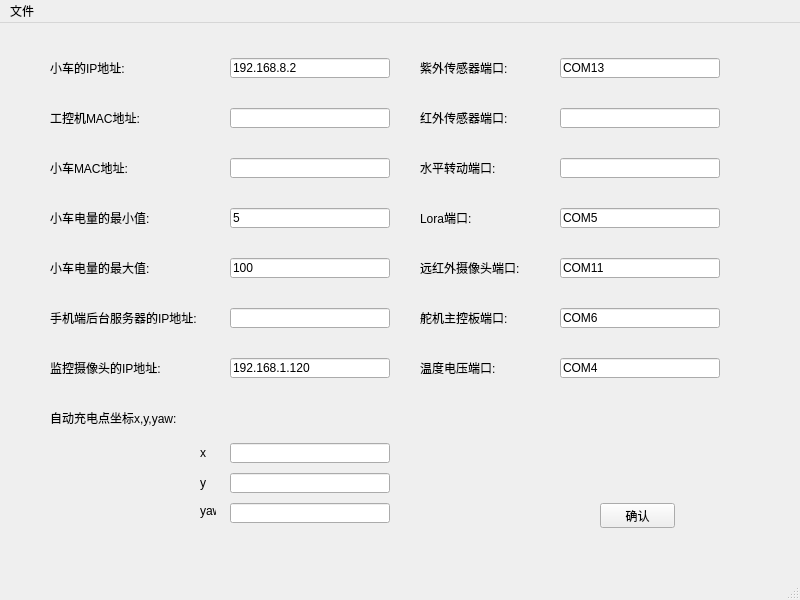
Qt form info.ui (wangqi1994/gui_python_configuration-software) before a commit.
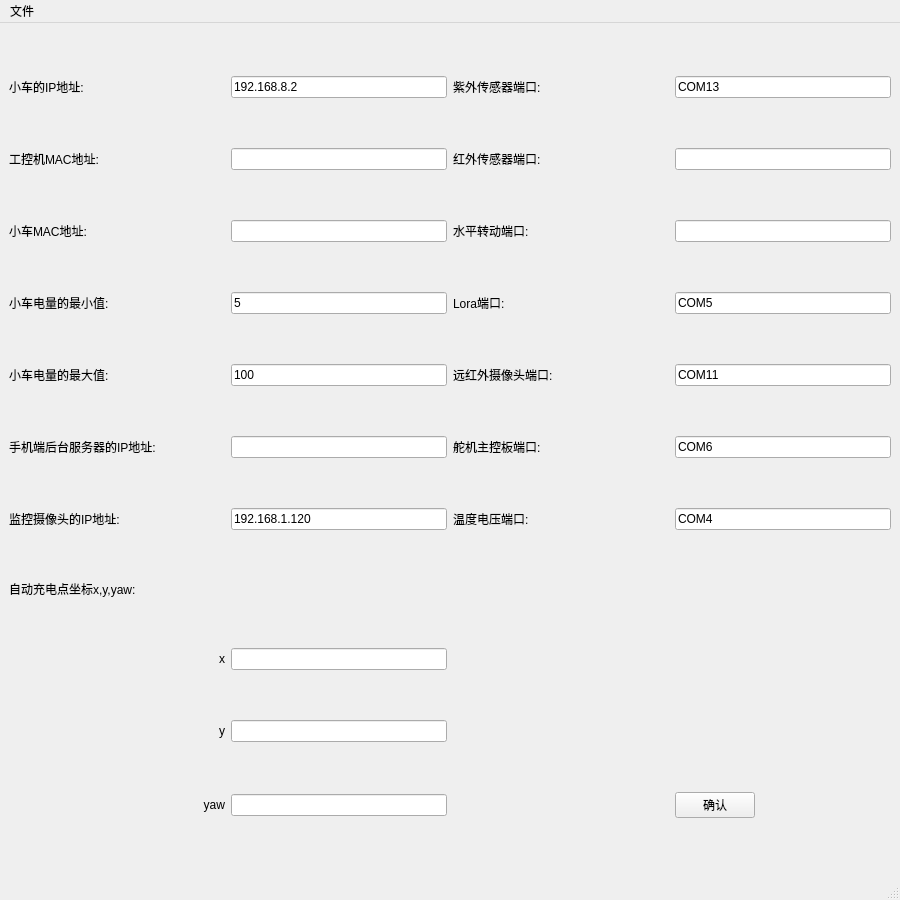
The same form after that commit.

Commit message: version 1.0 _5.29-添加地图编辑按钮+两个页面自适应

What changed in the file:
```diff
--- a/info.ui
+++ b/info.ui
@@ -6,510 +6,335 @@
    <rect>
     <x>0</x>
     <y>0</y>
-    <width>800</width>
-    <height>600</height>
+    <width>900</width>
+    <height>900</height>
    </rect>
   </property>
   <property name="windowTitle">
    <string>创能机器人配置软件</string>
   </property>
   <widget class="QWidget" name="centralwidget">
-   <widget class="QLabel" name="yuanhongwai">
-    <property name="geometry">
-     <rect>
-      <x>420</x>
-      <y>230</y>
-      <width>120</width>
-      <height>30</height>
-     </rect>
-    </property>
-    <property name="text">
-     <string>远红外摄像头端口:</string>
-    </property>
-   </widget>
-   <widget class="QLineEdit" name="robot_mac">
-    <property name="geometry">
-     <rect>
-      <x>230</x>
-      <y>135</y>
-      <width>160</width>
-      <height>20</height>
-     </rect>
-    </property>
-    <property name="readOnly">
-     <bool>true</bool>
-    </property>
-   </widget>
-   <widget class="QLabel" name="r_mac">
-    <property name="geometry">
-     <rect>
-      <x>50</x>
-      <y>130</y>
-      <width>160</width>
-      <height>30</height>
-     </rect>
-    </property>
-    <property name="text">
-     <string>小车MAC地址:</string>
-    </property>
-   </widget>
-   <widget class="QLabel" name="wddy">
-    <property name="geometry">
-     <rect>
-      <x>420</x>
-      <y>330</y>
-      <width>120</width>
-      <height>30</height>
-     </rect>
-    </property>
-    <property name="text">
-     <string>温度电压端口:</string>
-    </property>
-   </widget>
-   <widget class="QLineEdit" name="duojizhuban_port">
-    <property name="geometry">
-     <rect>
-      <x>560</x>
-      <y>285</y>
-      <width>160</width>
-      <height>20</height>
-     </rect>
-    </property>
-    <property name="text">
-     <string>COM6</string>
-    </property>
-    <property name="readOnly">
-     <bool>true</bool>
-    </property>
-   </widget>
-   <widget class="QLineEdit" name="wddy_port">
-    <property name="geometry">
-     <rect>
-      <x>560</x>
-      <y>335</y>
-      <width>160</width>
-      <height>20</height>
-     </rect>
-    </property>
-    <property name="text">
-     <string>COM4</string>
-    </property>
-    <property name="readOnly">
-     <bool>true</bool>
-    </property>
-   </widget>
-   <widget class="QLabel" name="maxcharg">
-    <property name="geometry">
-     <rect>
-      <x>50</x>
-      <y>230</y>
-      <width>160</width>
-      <height>30</height>
-     </rect>
-    </property>
-    <property name="text">
-     <string>小车电量的最大值:</string>
-    </property>
-   </widget>
-   <widget class="QLineEdit" name="appserverip">
-    <property name="geometry">
-     <rect>
-      <x>230</x>
-      <y>285</y>
-      <width>160</width>
-      <height>20</height>
-     </rect>
-    </property>
-   </widget>
-   <widget class="QLineEdit" name="left_eye_port">
-    <property name="geometry">
-     <rect>
-      <x>560</x>
-      <y>85</y>
-      <width>160</width>
-      <height>20</height>
-     </rect>
-    </property>
-   </widget>
-   <widget class="QLabel" name="yaw">
-    <property name="geometry">
-     <rect>
-      <x>200</x>
-      <y>480</y>
-      <width>16</width>
-      <height>16</height>
-     </rect>
-    </property>
-    <property name="text">
-     <string>yaw</string>
-    </property>
-   </widget>
-   <widget class="QLineEdit" name="host_mac">
-    <property name="geometry">
-     <rect>
-      <x>230</x>
-      <y>85</y>
-      <width>160</width>
-      <height>20</height>
-     </rect>
-    </property>
-    <property name="readOnly">
-     <bool>true</bool>
-    </property>
-   </widget>
-   <widget class="QLabel" name="right_eye">
-    <property name="geometry">
-     <rect>
-      <x>420</x>
-      <y>30</y>
-      <width>120</width>
-      <height>30</height>
-     </rect>
-    </property>
-    <property name="text">
-     <string>紫外传感器端口:</string>
-    </property>
-   </widget>
-   <widget class="QLineEdit" name="right_eye_port">
-    <property name="geometry">
-     <rect>
-      <x>560</x>
-      <y>35</y>
-      <width>160</width>
-      <height>20</height>
-     </rect>
-    </property>
-    <property name="text">
-     <string>COM13</string>
-    </property>
-    <property name="readOnly">
-     <bool>true</bool>
-    </property>
-   </widget>
-   <widget class="QLabel" name="autocharge_xyz">
-    <property name="geometry">
-     <rect>
-      <x>50</x>
-      <y>380</y>
-      <width>160</width>
-      <height>30</height>
-     </rect>
-    </property>
-    <property name="text">
-     <string>自动充电点坐标x,y,yaw:</string>
-    </property>
-   </widget>
-   <widget class="QLabel" name="left_eye">
-    <property name="geometry">
-     <rect>
-      <x>420</x>
-      <y>80</y>
-      <width>120</width>
-      <height>30</height>
-     </rect>
-    </property>
-    <property name="text">
-     <string>红外传感器端口:</string>
-    </property>
-   </widget>
-   <widget class="QLineEdit" name="deluge_gun_port">
-    <property name="geometry">
-     <rect>
-      <x>560</x>
-      <y>135</y>
-      <width>160</width>
-      <height>20</height>
-     </rect>
-    </property>
-   </widget>
-   <widget class="QLineEdit" name="autocharge_yaw">
-    <property name="geometry">
-     <rect>
-      <x>230</x>
-      <y>480</y>
-      <width>160</width>
-      <height>20</height>
-     </rect>
-    </property>
-   </widget>
-   <widget class="QLabel" name="y">
-    <property name="geometry">
-     <rect>
-      <x>200</x>
-      <y>450</y>
-      <width>16</width>
-      <height>20</height>
-     </rect>
-    </property>
-    <property name="text">
-     <string>y</string>
-    </property>
-   </widget>
-   <widget class="QLabel" name="mincharg">
-    <property name="geometry">
-     <rect>
-      <x>50</x>
-      <y>180</y>
-      <width>160</width>
-      <height>30</height>
-     </rect>
-    </property>
-    <property name="text">
-     <string>小车电量的最小值:</string>
-    </property>
-   </widget>
-   <widget class="QLineEdit" name="autocharge_y">
-    <property name="geometry">
-     <rect>
-      <x>230</x>
-      <y>450</y>
-      <width>160</width>
-      <height>20</height>
-     </rect>
-    </property>
-   </widget>
-   <widget class="QLineEdit" name="yuanhongwai_port">
-    <property name="geometry">
-     <rect>
-      <x>560</x>
-      <y>235</y>
-      <width>160</width>
-      <height>20</height>
-     </rect>
-    </property>
-    <property name="text">
-     <string>COM11</string>
-    </property>
-    <property name="readOnly">
-     <bool>true</bool>
-    </property>
-   </widget>
-   <widget class="QLabel" name="x">
-    <property name="geometry">
-     <rect>
-      <x>200</x>
-      <y>420</y>
-      <width>16</width>
-      <height>20</height>
-     </rect>
-    </property>
-    <property name="text">
-     <string>x</string>
-    </property>
-   </widget>
-   <widget class="QLineEdit" name="server_ip">
-    <property name="geometry">
-     <rect>
-      <x>230</x>
-      <y>35</y>
-      <width>160</width>
-      <height>20</height>
-     </rect>
-    </property>
-    <property name="text">
-     <string>192.168.8.2</string>
-    </property>
-    <property name="dragEnabled">
-     <bool>true</bool>
-    </property>
-    <property name="readOnly">
-     <bool>true</bool>
-    </property>
-   </widget>
-   <widget class="QLineEdit" name="autocharge_x">
-    <property name="geometry">
-     <rect>
-      <x>230</x>
-      <y>420</y>
-      <width>160</width>
-      <height>20</height>
-     </rect>
-    </property>
-   </widget>
-   <widget class="QLabel" name="duojizhuban">
-    <property name="geometry">
-     <rect>
-      <x>420</x>
-      <y>280</y>
-      <width>120</width>
-      <height>30</height>
-     </rect>
-    </property>
-    <property name="text">
-     <string>舵机主控板端口:</string>
-    </property>
-   </widget>
-   <widget class="QLineEdit" name="mincharge">
-    <property name="geometry">
-     <rect>
-      <x>230</x>
-      <y>185</y>
-      <width>160</width>
-      <height>20</height>
-     </rect>
-    </property>
-    <property name="text">
-     <string>5</string>
-    </property>
-    <property name="readOnly">
-     <bool>false</bool>
-    </property>
-   </widget>
-   <widget class="QLabel" name="cameraip">
-    <property name="geometry">
-     <rect>
-      <x>50</x>
-      <y>330</y>
-      <width>160</width>
-      <height>30</height>
-     </rect>
-    </property>
-    <property name="text">
-     <string>监控摄像头的IP地址:</string>
-    </property>
-   </widget>
-   <widget class="QLabel" name="fenbushi">
-    <property name="geometry">
-     <rect>
-      <x>420</x>
-      <y>180</y>
-      <width>120</width>
-      <height>30</height>
-     </rect>
-    </property>
-    <property name="text">
-     <string>Lora端口:</string>
-    </property>
-   </widget>
-   <widget class="QPushButton" name="ok_info">
-    <property name="geometry">
-     <rect>
-      <x>600</x>
-      <y>480</y>
-      <width>75</width>
-      <height>25</height>
-     </rect>
-    </property>
-    <property name="text">
-     <string>确认</string>
-    </property>
-    <property name="checkable">
-     <bool>false</bool>
-    </property>
-    <property name="checked">
-     <bool>false</bool>
-    </property>
-    <property name="autoDefault">
-     <bool>false</bool>
-    </property>
-   </widget>
-   <widget class="QLineEdit" name="fenbushi_port">
-    <property name="geometry">
-     <rect>
-      <x>560</x>
-      <y>185</y>
-      <width>160</width>
-      <height>20</height>
-     </rect>
-    </property>
-    <property name="text">
-     <string>COM5</string>
-    </property>
-    <property name="readOnly">
-     <bool>true</bool>
-    </property>
-   </widget>
-   <widget class="QLineEdit" name="camera_ip">
-    <property name="geometry">
-     <rect>
-      <x>230</x>
-      <y>335</y>
-      <width>160</width>
-      <height>20</height>
-     </rect>
-    </property>
-    <property name="text">
-     <string>192.168.1.120</string>
-    </property>
-    <property name="readOnly">
-     <bool>true</bool>
-    </property>
-   </widget>
-   <widget class="QLabel" name="s_ip">
-    <property name="geometry">
-     <rect>
-      <x>50</x>
-      <y>30</y>
-      <width>160</width>
-      <height>30</height>
-     </rect>
-    </property>
-    <property name="text">
-     <string>小车的IP地址:</string>
-    </property>
-   </widget>
-   <widget class="QLineEdit" name="maxcharge">
-    <property name="geometry">
-     <rect>
-      <x>230</x>
-      <y>235</y>
-      <width>160</width>
-      <height>20</height>
-     </rect>
-    </property>
-    <property name="text">
-     <string>100</string>
-    </property>
-    <property name="readOnly">
-     <bool>false</bool>
-    </property>
-   </widget>
-   <widget class="QLabel" name="h_mac">
-    <property name="geometry">
-     <rect>
-      <x>50</x>
-      <y>80</y>
-      <width>160</width>
-      <height>30</height>
-     </rect>
-    </property>
-    <property name="text">
-     <string>工控机MAC地址:</string>
-    </property>
-   </widget>
-   <widget class="QLabel" name="app_ip">
-    <property name="geometry">
-     <rect>
-      <x>50</x>
-      <y>280</y>
-      <width>160</width>
-      <height>30</height>
-     </rect>
-    </property>
-    <property name="text">
-     <string>手机端后台服务器的IP地址:</string>
-    </property>
-   </widget>
-   <widget class="QLabel" name="deluge_gun">
-    <property name="geometry">
-     <rect>
-      <x>420</x>
-      <y>130</y>
-      <width>120</width>
-      <height>30</height>
-     </rect>
-    </property>
-    <property name="text">
-     <string>水平转动端口:</string>
-    </property>
-   </widget>
+   <layout class="QGridLayout" name="gridLayout">
+    <item row="0" column="2">
+     <widget class="QLabel" name="right_eye">
+      <property name="text">
+       <string>紫外传感器端口:</string>
+      </property>
+     </widget>
+    </item>
+    <item row="0" column="3">
+     <widget class="QLineEdit" name="right_eye_port">
+      <property name="text">
+       <string>COM13</string>
+      </property>
+      <property name="readOnly">
+       <bool>true</bool>
+      </property>
+     </widget>
+    </item>
+    <item row="1" column="2">
+     <widget class="QLabel" name="left_eye">
+      <property name="text">
+       <string>红外传感器端口:</string>
+      </property>
+     </widget>
+    </item>
+    <item row="9" column="0">
+     <widget class="QLabel" name="y">
+      <property name="text">
+       <string>y</string>
+      </property>
+      <property name="alignment">
+       <set>Qt::AlignRight|Qt::AlignTrailing|Qt::AlignVCenter</set>
+      </property>
+     </widget>
+    </item>
+    <item row="8" column="0">
+     <widget class="QLabel" name="x">
+      <property name="text">
+       <string>x</string>
+      </property>
+      <property name="alignment">
+       <set>Qt::AlignRight|Qt::AlignTrailing|Qt::AlignVCenter</set>
+      </property>
+     </widget>
+    </item>
+    <item row="6" column="0">
+     <widget class="QLabel" name="cameraip">
+      <property name="text">
+       <string>监控摄像头的IP地址:</string>
+      </property>
+     </widget>
+    </item>
+    <item row="6" column="1">
+     <widget class="QLineEdit" name="camera_ip">
+      <property name="sizePolicy">
+       <sizepolicy hsizetype="MinimumExpanding" vsizetype="Fixed">
+        <horstretch>0</horstretch>
+        <verstretch>0</verstretch>
+       </sizepolicy>
+      </property>
+      <property name="minimumSize">
+       <size>
+        <width>0</width>
+        <height>0</height>
+       </size>
+      </property>
+      <property name="text">
+       <string>192.168.1.120</string>
+      </property>
+      <property name="readOnly">
+       <bool>true</bool>
+      </property>
+     </widget>
+    </item>
+    <item row="2" column="2">
+     <widget class="QLabel" name="deluge_gun">
+      <property name="text">
+       <string>水平转动端口:</string>
+      </property>
+     </widget>
+    </item>
+    <item row="2" column="0">
+     <widget class="QLabel" name="r_mac">
+      <property name="text">
+       <string>小车MAC地址:</string>
+      </property>
+     </widget>
+    </item>
+    <item row="3" column="0">
+     <widget class="QLabel" name="mincharg">
+      <property name="text">
+       <string>小车电量的最小值:</string>
+      </property>
+     </widget>
+    </item>
+    <item row="5" column="2">
+     <widget class="QLabel" name="duojizhuban">
+      <property name="text">
+       <string>舵机主控板端口:</string>
+      </property>
+     </widget>
+    </item>
+    <item row="1" column="0">
+     <widget class="QLabel" name="h_mac">
+      <property name="text">
+       <string>工控机MAC地址:</string>
+      </property>
+     </widget>
+    </item>
+    <item row="5" column="3">
+     <widget class="QLineEdit" name="duojizhuban_port">
+      <property name="text">
+       <string>COM6</string>
+      </property>
+      <property name="readOnly">
+       <bool>true</bool>
+      </property>
+     </widget>
+    </item>
+    <item row="8" column="1">
+     <widget class="QLineEdit" name="autocharge_x"/>
+    </item>
+    <item row="4" column="2">
+     <widget class="QLabel" name="yuanhongwai">
+      <property name="text">
+       <string>远红外摄像头端口:</string>
+      </property>
+     </widget>
+    </item>
+    <item row="7" column="0">
+     <widget class="QLabel" name="autocharge_xyz">
+      <property name="sizePolicy">
+       <sizepolicy hsizetype="Expanding" vsizetype="Fixed">
+        <horstretch>0</horstretch>
+        <verstretch>50</verstretch>
+       </sizepolicy>
+      </property>
+      <property name="text">
+       <string>自动充电点坐标x,y,yaw:</string>
+      </property>
+     </widget>
+    </item>
+    <item row="3" column="3">
+     <widget class="QLineEdit" name="fenbushi_port">
+      <property name="text">
+       <string>COM5</string>
+      </property>
+      <property name="readOnly">
+       <bool>true</bool>
+      </property>
+     </widget>
+    </item>
+    <item row="1" column="1">
+     <widget class="QLineEdit" name="host_mac">
+      <property name="readOnly">
+       <bool>true</bool>
+      </property>
+     </widget>
+    </item>
+    <item row="5" column="0">
+     <widget class="QLabel" name="app_ip">
+      <property name="text">
+       <string>手机端后台服务器的IP地址:</string>
+      </property>
+     </widget>
+    </item>
+    <item row="1" column="3">
+     <widget class="QLineEdit" name="left_eye_port"/>
+    </item>
+    <item row="3" column="1">
+     <widget class="QLineEdit" name="mincharge">
+      <property name="text">
+       <string>5</string>
+      </property>
+      <property name="readOnly">
+       <bool>false</bool>
+      </property>
+     </widget>
+    </item>
+    <item row="6" column="2">
+     <widget class="QLabel" name="wddy">
+      <property name="sizePolicy">
+       <sizepolicy hsizetype="Expanding" vsizetype="Fixed">
+        <horstretch>0</horstretch>
+        <verstretch>0</verstretch>
+       </sizepolicy>
+      </property>
+      <property name="text">
+       <string>温度电压端口:</string>
+      </property>
+     </widget>
+    </item>
+    <item row="0" column="1">
+     <widget class="QLineEdit" name="server_ip">
+      <property name="sizePolicy">
+       <sizepolicy hsizetype="Expanding" vsizetype="Fixed">
+        <horstretch>0</horstretch>
+        <verstretch>0</verstretch>
+       </sizepolicy>
+      </property>
+      <property name="text">
+       <string>192.168.8.2</string>
+      </property>
+      <property name="dragEnabled">
+       <bool>true</bool>
+      </property>
+      <property name="readOnly">
+       <bool>true</bool>
+      </property>
+     </widget>
+    </item>
+    <item row="10" column="1">
+     <widget class="QLineEdit" name="autocharge_yaw"/>
+    </item>
+    <item row="0" column="0">
+     <widget class="QLabel" name="s_ip">
+      <property name="text">
+       <string>小车的IP地址:</string>
+      </property>
+     </widget>
+    </item>
+    <item row="10" column="0">
+     <widget class="QLabel" name="yaw">
+      <property name="text">
+       <string>yaw</string>
+      </property>
+      <property name="alignment">
+       <set>Qt::AlignRight|Qt::AlignTrailing|Qt::AlignVCenter</set>
+      </property>
+     </widget>
+    </item>
+    <item row="4" column="0">
+     <widget class="QLabel" name="maxcharg">
+      <property name="text">
+       <string>小车电量的最大值:</string>
+      </property>
+     </widget>
+    </item>
+    <item row="2" column="3">
+     <widget class="QLineEdit" name="deluge_gun_port"/>
+    </item>
+    <item row="3" column="2">
+     <widget class="QLabel" name="fenbushi">
+      <property name="text">
+       <string>Lora端口:</string>
+      </property>
+     </widget>
+    </item>
+    <item row="9" column="1">
+     <widget class="QLineEdit" name="autocharge_y"/>
+    </item>
+    <item row="4" column="3">
+     <widget class="QLineEdit" name="yuanhongwai_port">
+      <property name="text">
+       <string>COM11</string>
+      </property>
+      <property name="readOnly">
+       <bool>true</bool>
+      </property>
+     </widget>
+    </item>
+    <item row="5" column="1">
+     <widget class="QLineEdit" name="appserverip"/>
+    </item>
+    <item row="2" column="1">
+     <widget class="QLineEdit" name="robot_mac">
+      <property name="readOnly">
+       <bool>true</bool>
+      </property>
+     </widget>
+    </item>
+    <item row="4" column="1">
+     <widget class="QLineEdit" name="maxcharge">
+      <property name="text">
+       <string>100</string>
+      </property>
+      <property name="readOnly">
+       <bool>false</bool>
+      </property>
+     </widget>
+    </item>
+    <item row="6" column="3">
+     <widget class="QLineEdit" name="wddy_port">
+      <property name="text">
+       <string>COM4</string>
+      </property>
+      <property name="readOnly">
+       <bool>true</bool>
+      </property>
+     </widget>
+    </item>
+    <item row="10" column="3">
+     <widget class="QPushButton" name="ok_info">
+      <property name="sizePolicy">
+       <sizepolicy hsizetype="Fixed" vsizetype="Minimum">
+        <horstretch>0</horstretch>
+        <verstretch>0</verstretch>
+       </sizepolicy>
+      </property>
+      <property name="text">
+       <string>确认</string>
+      </property>
+      <property name="checkable">
+       <bool>false</bool>
+      </property>
+      <property name="checked">
+       <bool>false</bool>
+      </property>
+      <property name="autoDefault">
+       <bool>false</bool>
+      </property>
+     </widget>
+    </item>
+   </layout>
   </widget>
   <widget class="QMenuBar" name="menubar">
    <property name="geometry">
     <rect>
      <x>0</x>
      <y>0</y>
-     <width>800</width>
+     <width>900</width>
      <height>23</height>
     </rect>
    </property>
```
The commit also changes 4 other files.
